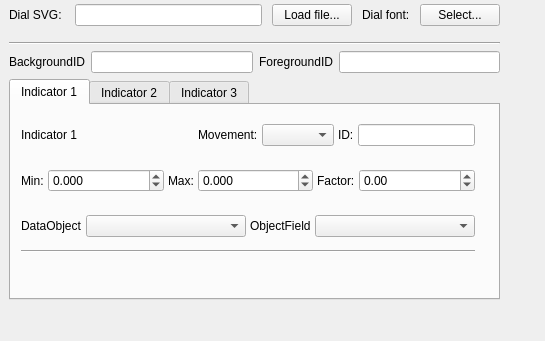
Old version of the form ground/src/plugins/dial/dialgadgetoptionspage.ui in the repository openpilot/OpenPilot.
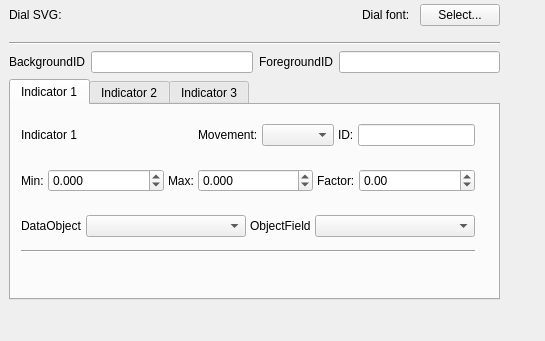
New version of the form. Custom widgets are drawn as their Qt base class.

Commit message: OP-151 Use PathChooser in all plugins, and update pathutils to behave consistently across platforms by always using "/" as its internal format. Should solve the issues we have been having with windows paths not being removed properly.

The edit to the form file:
```diff
--- a/ground/src/plugins/dial/dialgadgetoptionspage.ui
+++ b/ground/src/plugins/dial/dialgadgetoptionspage.ui
@@ -45,7 +45,7 @@
      <number>10</number>
     </property>
     <item>
-     <layout class="QHBoxLayout" name="horizontalLayout" stretch="0,0,0,0,0">
+     <layout class="QHBoxLayout" name="horizontalLayout" stretch="0,0,0,0">
       <property name="spacing">
        <number>10</number>
       </property>
@@ -63,12 +63,12 @@
        </widget>
       </item>
       <item>
-       <widget class="QLineEdit" name="svgSourceFile"/>
-      </item>
-      <item>
-       <widget class="QPushButton" name="loadFile">
-        <property name="text">
-         <string>Load file...</string>
+       <widget class="Utils::PathChooser" name="svgSourceFile" native="true">
+        <property name="sizePolicy">
+         <sizepolicy hsizetype="MinimumExpanding" vsizetype="Preferred">
+          <horstretch>0</horstretch>
+          <verstretch>0</verstretch>
+         </sizepolicy>
         </property>
        </widget>
       </item>
@@ -762,6 +762,14 @@
    </layout>
   </widget>
  </widget>
+ <customwidgets>
+  <customwidget>
+   <class>Utils::PathChooser</class>
+   <extends>QWidget</extends>
+   <header>utils/pathchooser.h</header>
+   <container>1</container>
+  </customwidget>
+ </customwidgets>
  <resources/>
  <connections/>
 </ui>
```
Left out of the diff: 12 changed lines with no effect on the pictures. The commit also changes 11 other files.
